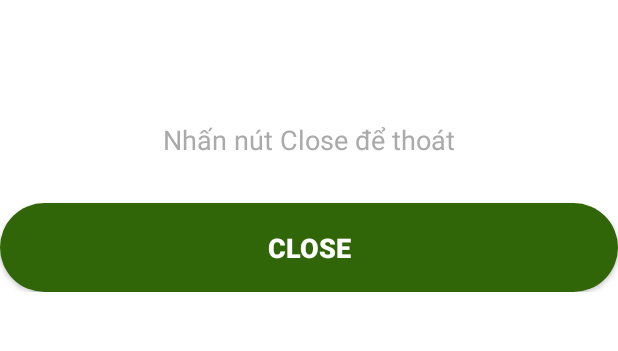
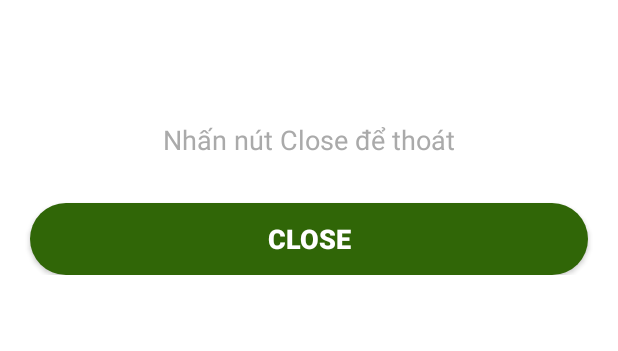
Before and after one commit to reiichan23/PRM391_Project, an Android app: the PaymentStatusActivity screen opened directly, with no data from a screen before it, on a phone screen of 412 x 824 dp, the part 444-795 px from its top. Run offline under Robolectric (Android 15) with nearby library versions, the phone set to English and light mode, and no system bars.

Commit message:
Modify: activity_payment_status.xml

```diff
--- a/app/src/main/res/layout/activity_payment_status.xml
+++ b/app/src/main/res/layout/activity_payment_status.xml
@@ -47,14 +47,16 @@
             <androidx.appcompat.widget.AppCompatButton
                 android:id="@+id/closeBtn"
                 android:layout_width="match_parent"
-                android:layout_height="59dp"
+                android:layout_height="wrap_content"
                 android:layout_marginTop="30dp"
                 android:background="@drawable/red_button_background"
+                android:onClick="closeActivity"
                 android:text="Close"
+                android:layout_marginLeft="@dimen/margin_20"
+                android:layout_marginRight="@dimen/margin_20"
                 android:textColor="@android:color/white"
                 android:textSize="18sp"
-                android:textStyle="bold"
-                android:onClick="closeActivity" />
+                android:textStyle="bold" />
 
         </LinearLayout>
     </ScrollView>
```
